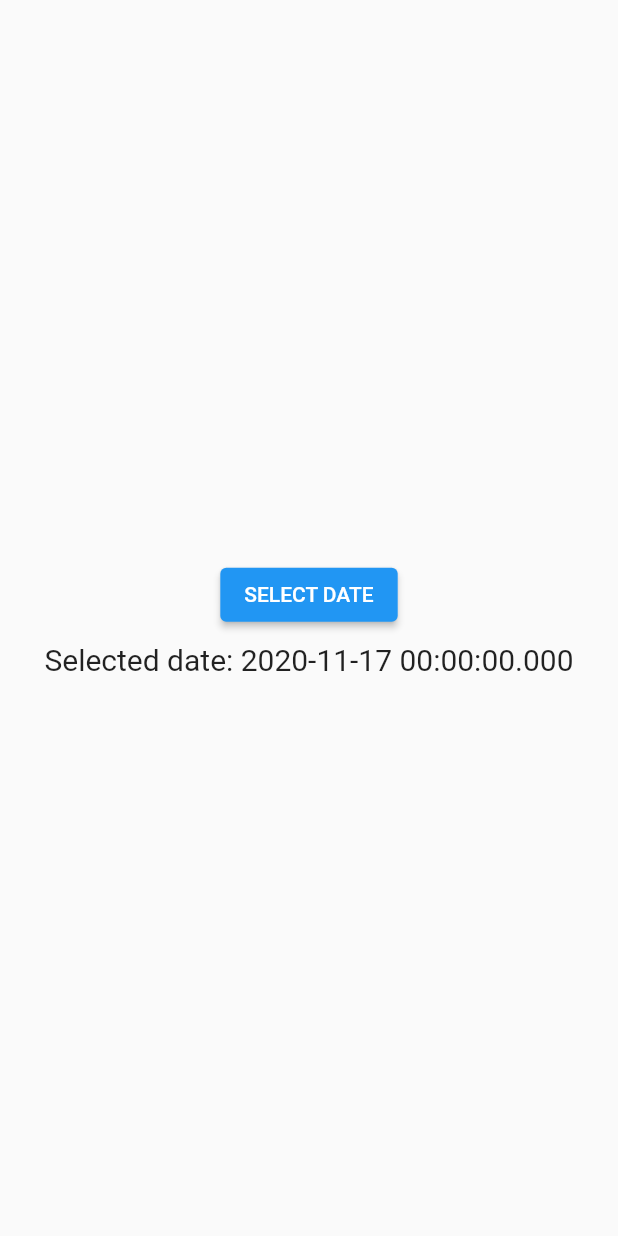
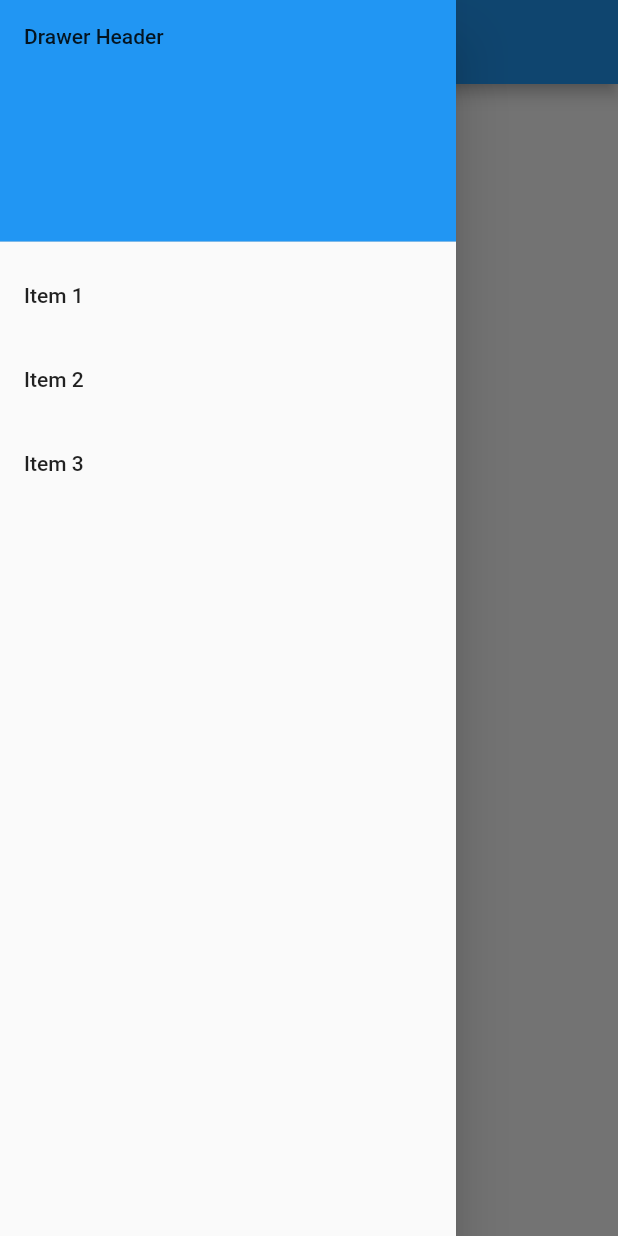
Before and after one commit to bilal1080/Cards, a Flutter app: the screen it shows after launch, with the side drawer open (before the commit the screen has no drawer), on a phone screen of 412 x 824 dp. Run offline on Flutter 3.47's test engine with Material 2 defaults, Android fonts, the phone set to English and light mode, and no system bars.

Commit message:
5th commit

```diff
--- a/lib/main.dart
+++ b/lib/main.dart
@@ -1,8 +1,9 @@
 import 'package:flutter/material.dart';
-import 'package:flutter_cards/Button.dart';
-import 'package:flutter_cards/buttomNavigation.dart';
-import 'package:flutter_cards/date_picker.dart';
-import 'package:flutter_cards/homescreen.dart';
+//import 'package:flutter_cards/Button.dart';
+//import 'package:flutter_cards/buttomNavigation.dart';
+//import 'package:flutter_cards/date_picker.dart';
+//import 'package:flutter_cards/homescreen.dart';
+import 'package:flutter_cards/navigation_drawer.dart';
 //import 'package:flutter_cards/homescreen.dart';
 void main() {
   runApp(MyApp());
@@ -14,7 +15,7 @@ class MyApp extends StatelessWidget {
   Widget build(BuildContext context) {
     return MaterialApp(
       debugShowCheckedModeBanner: false,
-      home: MyHomePage(),
+      home: NavigationDrawer(),
     );
   }
 }
--- /dev/null
+++ b/lib/navigation_drawer.dart
@@ -0,0 +1,60 @@
+import 'package:flutter/material.dart';
+
+class NavigationDrawer extends StatelessWidget {
+
+    @override
+  Widget build(BuildContext context) {
+    return MaterialApp(
+      debugShowCheckedModeBanner: false,
+      home: MyHomePage(),
+    );
+  }
+}
+
+class MyHomePage extends StatelessWidget {
+
+  @override
+  Widget build(BuildContext context) {
+    return Scaffold(
+      appBar: AppBar(title: Text("Navigation Drawer")),
+      body:  Center(
+        child: Text('My Page!'),
+      ),
+      drawer: Drawer(
+
+        child: ListView(
+          padding: EdgeInsets.zero,
+          children: [
+            const DrawerHeader(
+              decoration: BoxDecoration(
+                color: Colors.blue,
+              ),
+              child: Text('Drawer Header'),
+            ),
+            ListTile(
+              title: const Text('Item 1'),
+              onTap: () {
+
+                Navigator.pop(context);
+              },
+            ),
+            ListTile(
+              title: const Text('Item 2'),
+              onTap: () {
+
+                Navigator.pop(context);
+              },
+            ),
+             ListTile(
+              title: const Text('Item 3'),
+              onTap: () {
+
+                Navigator.pop(context);
+              },
+            ),
+          ],
+        ),
+      ),
+    );
+  }
+}
```
